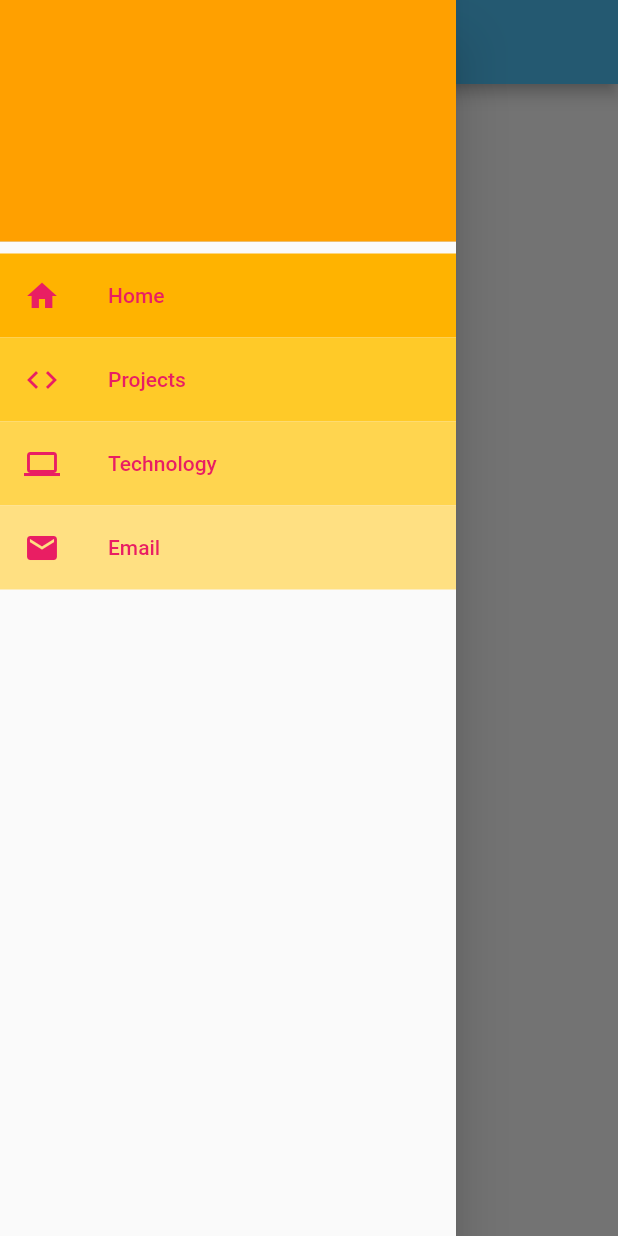
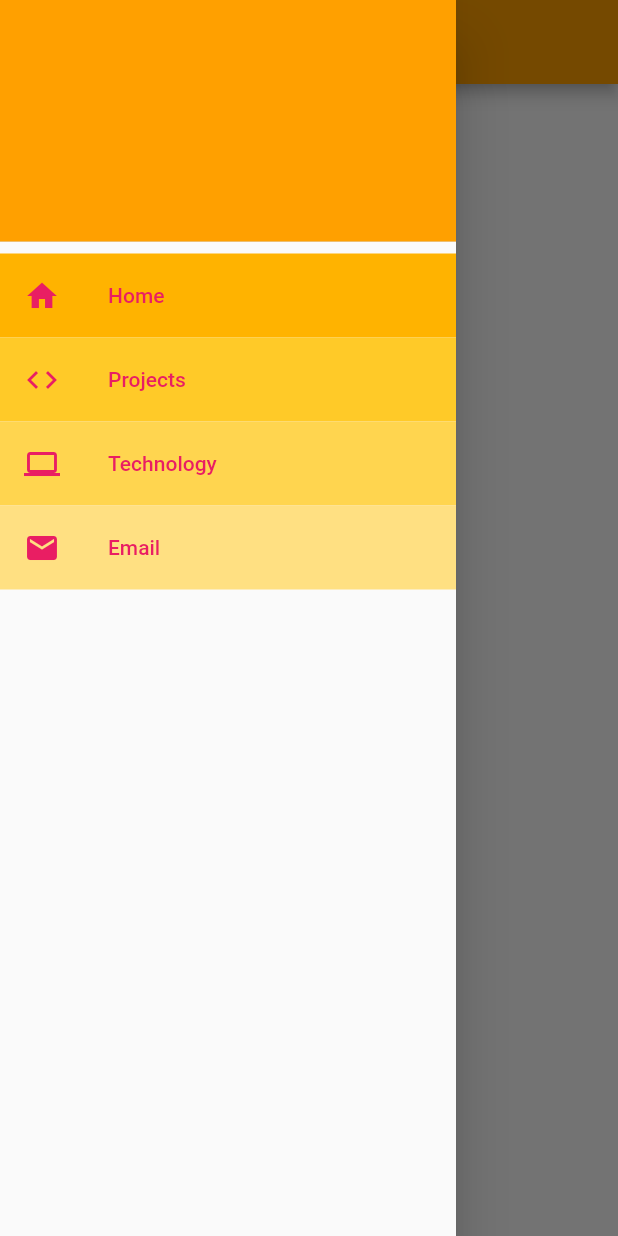
Before and after one commit to IvyLeano/Portfolio, a Flutter app: the screen it shows after launch, with the side drawer open, on a phone screen of 412 x 824 dp. Run offline on Flutter 3.47's test engine with Material 2 defaults, Android fonts, the phone set to English and light mode, and no system bars.

Commit message:
Add Email, Projects, Technology and Home screens

```diff
--- /dev/null
+++ b/lib/Components/header_component.dart
@@ -0,0 +1,12 @@
+import 'package:flutter/cupertino.dart';
+
+class HeaderComponent extends StatelessWidget {
+  const HeaderComponent({Key key, this.header});
+
+  final header;
+
+  @override
+  Widget build(BuildContext context) {
+    return Text(header); // TODO: add text size and style for headers
+  }
+}
--- a/lib/Components/nav_bar_component.dart
+++ b/lib/Components/nav_bar_component.dart
@@ -1,3 +1,8 @@
+import 'package:Portfolio/Screens/home_screen.dart';
+import 'package:Portfolio/Screens/email_screen.dart';
+import 'package:Portfolio/Screens/projects_screen.dart';
+import 'package:Portfolio/Screens/technology_screen.dart';
+
 import 'package:flutter/cupertino.dart';
 import 'package:flutter/material.dart';
 
@@ -6,9 +11,7 @@ import '../constants.dart';
 class NavBarComponent extends StatelessWidget {
   @override
   Widget build(BuildContext context) {
-    return Scaffold(
-      appBar: AppBar(title: Text(Constants.APP_BAR_TITLE), backgroundColor: Colors.lightBlue[300]),
-      drawer: Drawer(
+    return Drawer(
       child: ListView(
         padding: EdgeInsets.zero,
         children: <Widget>[
@@ -23,11 +26,16 @@ class NavBarComponent extends StatelessWidget {
               Icons.home,
               color: Colors.pink,
               size: Constants.APP_BAR_DRAWER_ICON_SIZE,
-                semanticLabel: 'Home Button',
+              semanticLabel:
+                  Constants.APP_BAR_DRAWER_LIST_TILE_ONE_SEMANTIC_LABEL,
             ),
-              title: Text(Constants.APP_BAR_DRAWER_LIST_TILE_ONE, style: TextStyle(color: Colors.pink)),
+            title: Text(Constants.APP_BAR_DRAWER_LIST_TILE_ONE,
+                style: TextStyle(color: Colors.pink)),
             onTap: () {
-                Navigator.pop(context);
+              Navigator.push(
+                context,
+                MaterialPageRoute(builder: (context) => HomeScreen()),
+              );
             },
           ),
           ListTile(
@@ -36,11 +44,16 @@ class NavBarComponent extends StatelessWidget {
               Icons.code,
               color: Colors.pink,
               size: Constants.APP_BAR_DRAWER_ICON_SIZE,
-                semanticLabel: 'Projects Button',
+              semanticLabel:
+                  Constants.APP_BAR_DRAWER_LIST_TILE_TWO_SEMANTIC_LABEL,
             ),
-              title: Text(Constants.APP_BAR_DRAWER_LIST_TILE_TWO, style: TextStyle(color: Colors.pink)),
+            title: Text(Constants.APP_BAR_DRAWER_LIST_TILE_TWO,
+                style: TextStyle(color: Colors.pink)),
             onTap: () {
-                Navigator.pop(context);
+              Navigator.push(
+                context,
+                MaterialPageRoute(builder: (context) => ProjectsScreen()),
+              );
             },
           ),
           ListTile(
@@ -49,11 +62,16 @@ class NavBarComponent extends StatelessWidget {
               Icons.computer,
               color: Colors.pink,
               size: Constants.APP_BAR_DRAWER_ICON_SIZE,
-                semanticLabel: 'Technology Button',
+              semanticLabel:
+                  Constants.APP_BAR_DRAWER_LIST_TILE_THREE_SEMANTIC_LABEL,
             ),
-              title: Text(Constants.APP_BAR_DRAWER_LIST_TILE_THREE, style: TextStyle(color: Colors.pink)),
+            title: Text(Constants.APP_BAR_DRAWER_LIST_TILE_THREE,
+                style: TextStyle(color: Colors.pink)),
             onTap: () {
-                Navigator.pop(context);
+              Navigator.push(
+                context,
+                MaterialPageRoute(builder: (context) => TechnologyScreen()),
+              );
             },
           ),
           ListTile(
@@ -62,16 +80,20 @@ class NavBarComponent extends StatelessWidget {
               Icons.email,
               color: Colors.pink,
               size: Constants.APP_BAR_DRAWER_ICON_SIZE,
-                semanticLabel: 'Contact Button',
+              semanticLabel:
+                  Constants.APP_BAR_DRAWER_LIST_TILE_FOUR_SEMANTIC_LABEL,
             ),
-              title: Text(Constants.APP_BAR_DRAWER_LIST_TILE_FOUR, style: TextStyle(color: Colors.pink)),
+            title: Text(Constants.APP_BAR_DRAWER_LIST_TILE_FOUR,
+                style: TextStyle(color: Colors.pink)),
             onTap: () {
-                Navigator.pop(context);
+              Navigator.push(
+                context,
+                MaterialPageRoute(builder: (context) => EmailScreen()),
+              );
             },
           ),
         ],
       ),
-      ),
     );
   }
 }
--- /dev/null
+++ b/lib/Screens/home_screen.dart
@@ -0,0 +1,40 @@
+import 'package:Portfolio/Components/header_component.dart';
+import 'package:Portfolio/Components/nav_bar_component.dart';
+
+import 'package:flutter/cupertino.dart';
+import 'package:flutter/material.dart';
+
+import '../constants.dart';
+
+class HomeScreen extends StatelessWidget {
+  @override
+  Widget build(BuildContext context) {
+    return Scaffold(
+      appBar: AppBar(
+        title: Text(Constants.APP_BAR_TITLE),
+        backgroundColor: Colors.amber[700],
+      ),
+      drawer: NavBarComponent(),
+      body: SingleChildScrollView(
+        child: Padding(
+          padding: EdgeInsets.fromLTRB(
+              MediaQuery.of(context).size.width * 0.05,
+              MediaQuery.of(context).size.width * 0.04,
+              MediaQuery.of(context).size.width * 0.05,
+              MediaQuery.of(context).size.width * 0.04),
+          child: Container(
+            width: MediaQuery.of(context).size.width,
+            child: Align(
+              alignment: Alignment.topLeft,
+              child: Column(
+                children: <Widget>[
+                  HeaderComponent(header: Constants.HOME_HEADER_ONE),
+                ],
+              ),
+            ),
+          ),
+        ),
+      ),
+    );
+  }
+}
--- a/lib/constants.dart
+++ b/lib/constants.dart
@@ -1,7 +1,13 @@
+
 class Constants {
 
  // HEADINGS & TITLES
  static const String APP_BAR_TITLE =  "Ivy Leano";
+ static const String HOME_HEADER_ONE = "HOME";   //TODO: update headers
+ static const String PROJECTS_HEADER_ONE = "PROJECTS";
+ static const String TECHNOLOGY_HEADER_ONE = "TECHNOLOGY";
+ static const String EMAIL_HEADER_ONE = "EMAIL";
+
 
  // APP BAR DRAWER MENU OPTIONS
  static const String APP_BAR_DRAWER_LIST_TILE_ONE = "Home";
@@ -9,7 +15,12 @@ class Constants {
  static const String APP_BAR_DRAWER_LIST_TILE_THREE = "Technology";
  static const String APP_BAR_DRAWER_LIST_TILE_FOUR = "Email";
 
- // FONT STYLES
+ static const String APP_BAR_DRAWER_LIST_TILE_ONE_SEMANTIC_LABEL = "About Button";
+ static const String APP_BAR_DRAWER_LIST_TILE_TWO_SEMANTIC_LABEL  = "Personal Projects Button";
+ static const String APP_BAR_DRAWER_LIST_TILE_THREE_SEMANTIC_LABEL  = "Personal Skills Button";
+ static const String APP_BAR_DRAWER_LIST_TILE_FOUR_SEMANTIC_LABEL  = "Contact Information Button";
+
+ // FONTS, STYLES
  static const double APP_BAR_DRAWER_ICON_SIZE = 24;
 
 
--- a/lib/main.dart
+++ b/lib/main.dart
@@ -1,5 +1,6 @@
-import 'package:Portfolio/Components/nav_bar_component.dart';
 import 'package:flutter/material.dart';
+
+import 'Screens/home_screen.dart';
 
 void main() {
   runApp(MyApp());
@@ -10,12 +11,12 @@ class MyApp extends StatelessWidget {
   Widget build(BuildContext context) {
     return MaterialApp(
       debugShowCheckedModeBanner: false,
-      title: 'Flutter Demo',
+      title: 'IvyLeano',
       theme: ThemeData(
         primarySwatch: Colors.blue,
         visualDensity: VisualDensity.adaptivePlatformDensity,
       ),
-      home: NavBarComponent(),
+      home: HomeScreen(),
     );
   }
 }
```
Also changed, not shown: lib/Screens/email_screen.dart (added, +39 -0 lines), lib/Screens/projects_screen.dart (added, +39 -0 lines), lib/Screens/technology_screen.dart (added, +39 -0 lines), 2 other files. Lines whose indentation alone changed are shown as unchanged.
